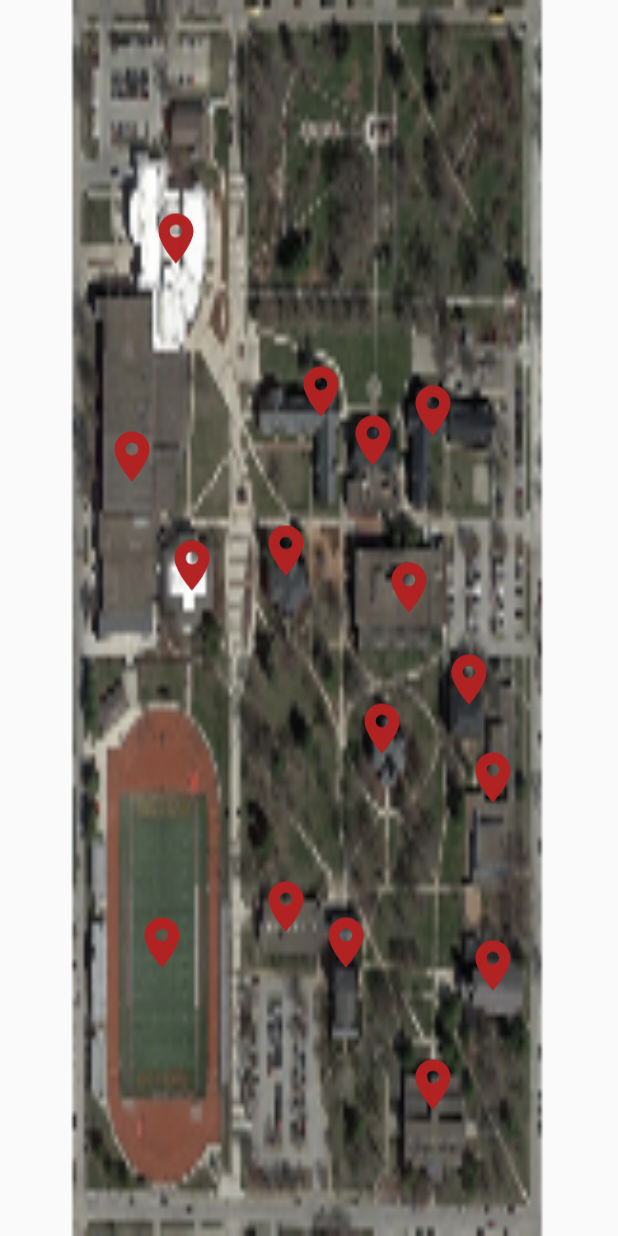
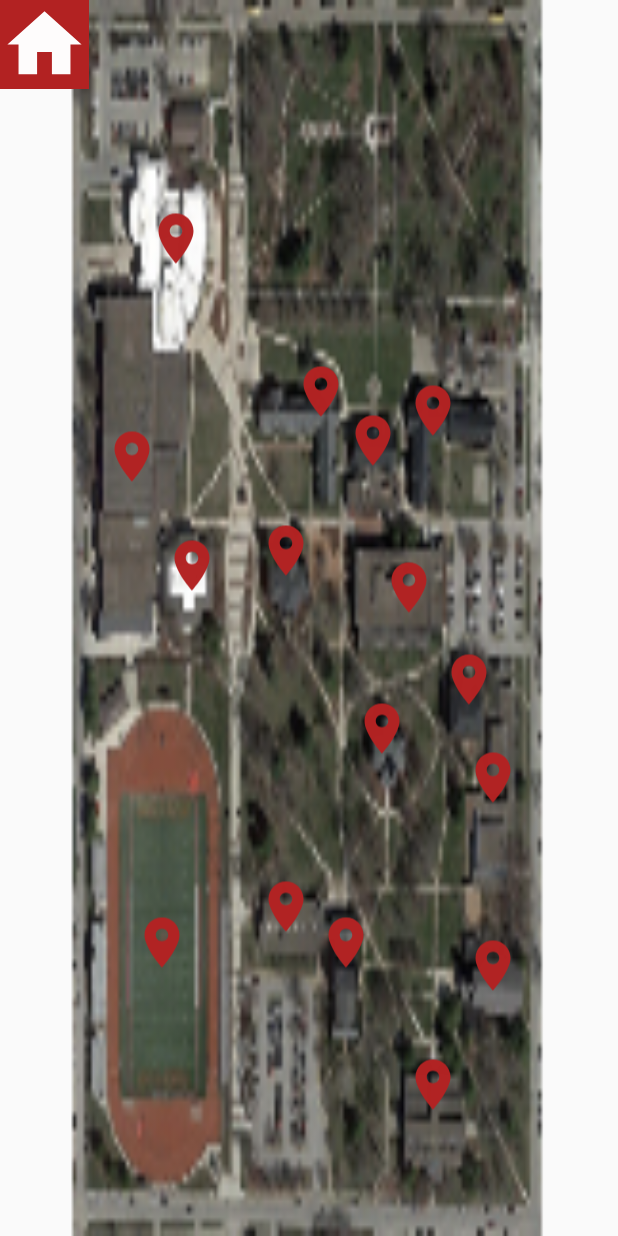
Before and after one commit to kaitlyn-kottlowski-sc/CoolHistoryApplication, an Android app: the layout activity_map.xml on its own in the app's theme, with its tools: preview values and no code run, on a phone screen of 412 x 824 dp. Run offline under Robolectric (Android 15) with nearby library versions, the phone set to English and light mode, and no system bars.

Commit message:
Added view before map. Added back to main and map buttons.

```diff
--- a/app/build.gradle
+++ b/app/build.gradle
@@ -23,6 +23,7 @@ dependencies {
     implementation fileTree(dir: 'libs', include: ['*.jar'])
     implementation 'androidx.appcompat:appcompat:1.1.0'
     implementation 'androidx.constraintlayout:constraintlayout:1.1.3'
+    implementation 'com.google.android.material:material:1.0.0'
     testImplementation 'junit:junit:4.12'
     androidTestImplementation 'androidx.test:runner:1.2.0'
     androidTestImplementation 'androidx.test.espresso:espresso-core:3.2.0'
--- /dev/null
+++ b/app/src/main/res/drawable/ic_home_white_24dp.xml
@@ -0,0 +1,5 @@
+<vector android:alpha="0.99" android:height="24dp"
+    android:tint="#FFFFFF" android:viewportHeight="24.0"
+    android:viewportWidth="24.0" android:width="24dp" xmlns:android="http://schemas.android.com/apk/res/android">
+    <path android:fillColor="#FF000000" android:pathData="M10,20v-6h4v6h5v-8h3L12,3 2,12h3v8z"/>
+</vector>
--- a/app/src/main/res/layout/activity_main_home.xml
+++ b/app/src/main/res/layout/activity_main_home.xml
@@ -14,6 +14,7 @@
         android:layout_height="94dp"
         android:layout_marginTop="248dp"
         android:clickable="true"
+        android:onClick="click_Map"
         app:layout_constraintEnd_toEndOf="parent"
         app:layout_constraintHorizontal_bias="0.267"
         app:layout_constraintStart_toStartOf="parent"
--- a/app/src/main/res/layout/activity_map.xml
+++ b/app/src/main/res/layout/activity_map.xml
@@ -5,7 +5,7 @@
     android:layout_width="match_parent"
     android:layout_height="match_parent"
     android:background="@mipmap/ic_simpson_map_foreground"
-    tools:context=".MainActivity">
+    tools:context=".MapActivity">
 
     <ImageView
         android:id="@+id/mcniell_button"
@@ -216,4 +216,22 @@
         app:layout_constraintTop_toTopOf="parent"
         app:layout_constraintVertical_bias="0.362"
         app:srcCompat="@drawable/ic_place_black_24dp" />
+
+    <ImageView
+        android:id="@+id/go_to_main"
+        android:layout_width="59dp"
+        android:layout_height="59dp"
+        android:background="#B22222"
+        android:clickable="true"
+        android:focusable="true"
+        android:contentDescription="@string/go_back_to_main_page"
+        android:onClick="click_BackToMainFromMap"
+        app:layout_constraintBottom_toBottomOf="parent"
+        app:layout_constraintEnd_toEndOf="parent"
+        app:layout_constraintHorizontal_bias="0.0"
+        app:layout_constraintStart_toStartOf="parent"
+        app:layout_constraintTop_toTopOf="parent"
+        app:layout_constraintVertical_bias="0.0"
+        app:srcCompat="@drawable/ic_home_white_24dp" />
+
 </androidx.constraintlayout.widget.ConstraintLayout>
--- /dev/null
+++ b/app/src/main/res/values/dimens.xml
@@ -0,0 +1,3 @@
+<resources>
+    <dimen name="fab_margin">16dp</dimen>
+</resources>
--- /dev/null
+++ b/app/src/main/res/xml/backup_descriptor.xml
@@ -0,0 +1,4 @@
+<?xml version="1.0" encoding="utf-8"?>
+<full-backup-content>
+    <!-- Exclude specific shared preferences that contain GCM registration Id -->
+</full-backup-content>
```
Also changed, not shown: app/src/main/AndroidManifest.xml (+7 -2 lines), app/src/main/java/com/example/myapplication/MainActivity.java (+9 -5 lines), app/src/main/java/com/example/myapplication/MapActivity.java (added, +33 -0 lines), app/src/main/java/com/example/myapplication/MapPopActivity.java (added, +28 -0 lines), app/src/main/res/layout/activity_main.xml (deleted, +0 -18 lines), app/src/main/res/layout/activity_map_popup.xml (added, +51 -0 lines), app/src/main/res/values/strings.xml (+8 -0 lines), app/src/main/res/values/styles.xml (+9 -0 lines).
